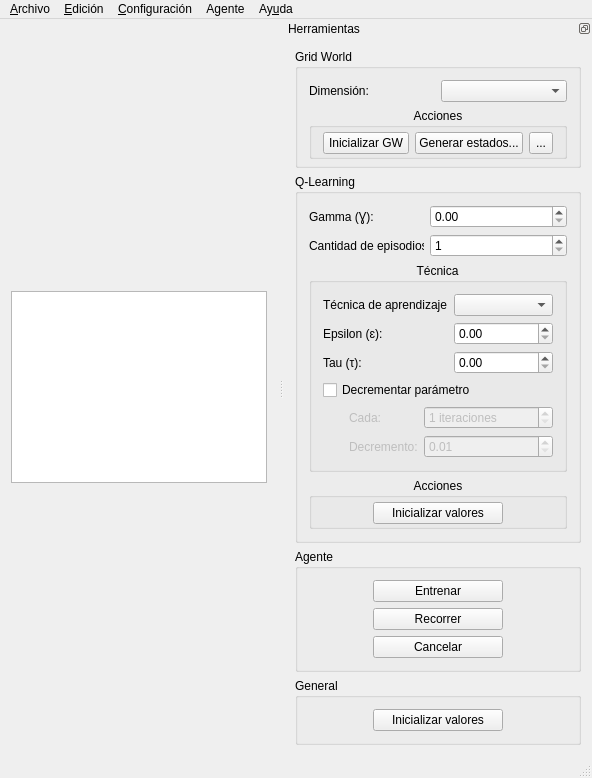
Before: the Qt Designer form gui/qt/IA2013TPIRLGUI/mainwindow.ui in ssebastianj/ia2013-tpi-rl, drawn with Qt 5.
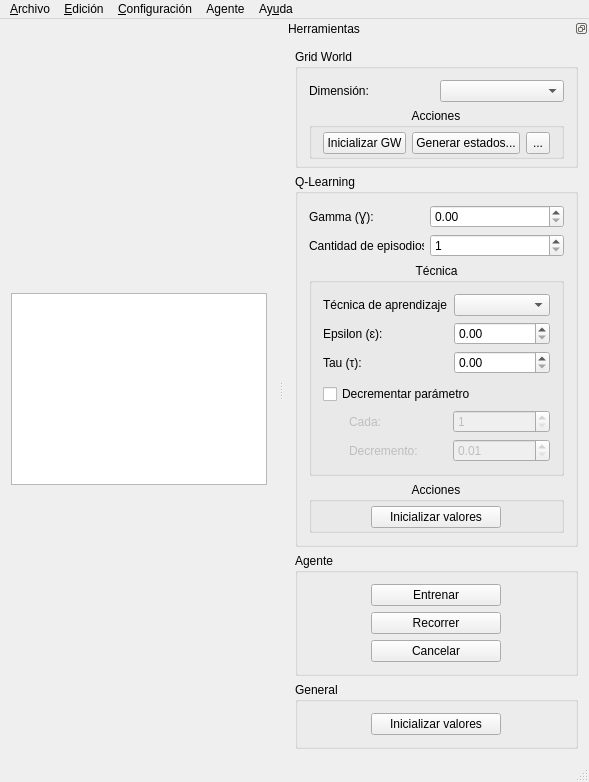
After: the same form once the commit is applied. Icons and pictures are not drawn.

Commit message: Mejoras en UI y workers.

What changed in the file:
```diff
--- a/gui/qt/IA2013TPIRLGUI/mainwindow.ui
+++ b/gui/qt/IA2013TPIRLGUI/mainwindow.ui
@@ -8,7 +8,7 @@
     <x>0</x>
     <y>0</y>
     <width>559</width>
-    <height>701</height>
+    <height>703</height>
    </rect>
   </property>
   <property name="windowTitle">
@@ -427,6 +427,9 @@
            </item>
            <item row="1" column="0">
             <layout class="QGridLayout" name="gridLayout_2">
+             <property name="topMargin">
+              <number>4</number>
+             </property>
              <item row="1" column="1">
               <widget class="QLabel" name="label_3">
                <property name="enabled">
@@ -464,9 +467,6 @@
                <property name="toolTip">
                 <string>&lt;html&gt;&lt;head/&gt;&lt;body&gt;&lt;p&gt;Intervalo de iteraciones entre las cuales el parámetro será decrementado.&lt;/p&gt;&lt;/body&gt;&lt;/html&gt;</string>
                </property>
-               <property name="suffix">
-                <string> iteraciones</string>
-               </property>
                <property name="minimum">
                 <number>1</number>
                </property>
```
Left out of the diff: 8 changed lines with no effect on the pictures. The commit also changes 7 other files.
